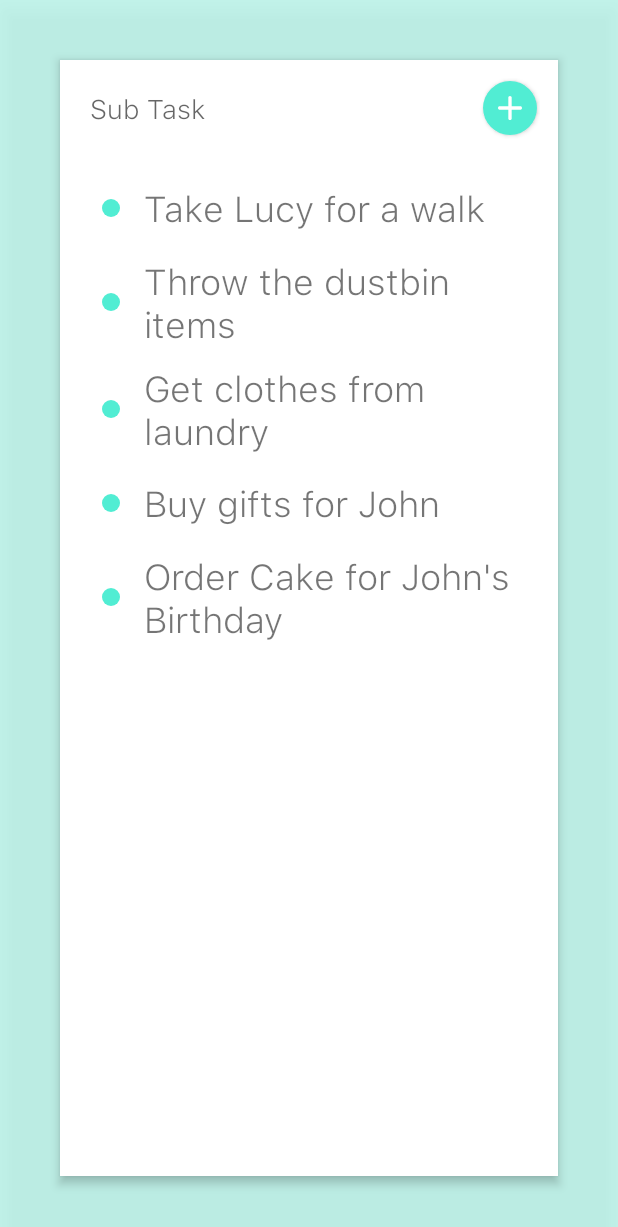
After one commit to deepakbaliga/GetDone, an Android app: the fragment SubTasksFragment shown on its own in the app's theme, on a phone screen of 412 x 824 dp. The commit adds this screen. Shown: the top 1227 px of the screen. Run offline under Robolectric (Android 15) with nearby library versions, the phone set to English and light mode, and no system bars; our stand-ins replace ButterKnife, CircleImageView.

Commit message:
AddSubTask

```diff
--- a/app/src/main/AndroidManifest.xml
+++ b/app/src/main/AndroidManifest.xml
@@ -15,6 +15,8 @@
         <activity android:name=".activities.SplashScreen">
 
 
+
+
         </activity>
         <activity android:name=".activities.MainActivity">
 
@@ -23,7 +25,6 @@
         </activity>
         <activity android:name=".activities.CreateToDoActivity"
                   android:windowSoftInputMode="stateHidden">
-
 
             <intent-filter>
                 <action android:name="android.intent.action.MAIN" />
@@ -35,6 +36,8 @@
 
 
 
+
+
         </activity>
     </application>
 
--- a/app/src/main/java/com/deepakbaliga/getdone/SingleDateAndTimePicker.java
+++ b/app/src/main/java/com/deepakbaliga/getdone/SingleDateAndTimePicker.java
@@ -6,7 +6,9 @@ import android.content.res.TypedArray;
 import android.graphics.Color;
 import android.text.format.DateFormat;
 import android.util.AttributeSet;
+import android.view.KeyEvent;
 import android.view.View;
+import android.view.inputmethod.InputMethodManager;
 import android.widget.LinearLayout;
 
 import com.deepakbaliga.getdone.widget.WheelAmPmPicker;
@@ -432,4 +434,6 @@ public class SingleDateAndTimePicker extends LinearLayout {
     public interface Listener {
         void onDateChanged(String displayed, Date date);
     }
+
+
 }
--- /dev/null
+++ b/app/src/main/java/com/deepakbaliga/getdone/adapters/SubTaskAdapter.java
@@ -0,0 +1,98 @@
+package com.deepakbaliga.getdone.adapters;
+
+import android.content.Context;
+import android.graphics.Color;
+import android.graphics.drawable.Drawable;
+import android.support.v7.widget.RecyclerView;
+import android.support.v7.widget.helper.ItemTouchHelper;
+import android.view.LayoutInflater;
+import android.view.View;
+import android.view.ViewGroup;
+import android.widget.TextView;
+
+import com.deepakbaliga.getdone.R;
+import com.deepakbaliga.getdone.callback.ItemTouchHelperAdapter;
+import com.deepakbaliga.getdone.callback.ItemTouchHelperViewHolder;
+import com.deepakbaliga.getdone.customViews.ThinTextView;
+import com.deepakbaliga.getdone.model.SubTask;
+
+import java.util.LinkedList;
+
+import butterknife.BindView;
+import butterknife.ButterKnife;
+
+/**
+ * Created by deepakbaliga on 20/02/17.
+ */
+
+public class SubTaskAdapter extends RecyclerView.Adapter<SubTaskAdapter.SubTaskViewHolder> implements ItemTouchHelperAdapter {
+
+
+    private Context context;
+    private LinkedList<SubTask> subTasks = new LinkedList<>();
+
+    public SubTaskAdapter(Context context, LinkedList<SubTask> subTasks) {
+        this.context = context;
+        this.subTasks = subTasks;
+    }
+
+    @Override
+    public SubTaskViewHolder onCreateViewHolder(ViewGroup parent, int viewType) {
+
+        View view = LayoutInflater.from(parent.getContext()).inflate(R.layout.item_sub_task, parent, false);
+        SubTaskViewHolder viewHolder = new SubTaskViewHolder(view);
+        return viewHolder;
+    }
+
+    @Override
+    public void onBindViewHolder(SubTaskViewHolder holder, int position) {
+
+        SubTask subTask = subTasks.get(position);
+        holder.task.setText(subTask.getSubTask());
+
+    }
+
+    @Override
+    public int getItemCount() {
+        return subTasks.size();
+    }
+
+    @Override
+    public void onItemMove(int fromPosition, int toPosition) {
+
+        SubTask prev = subTasks.remove(fromPosition);
+        subTasks.add(toPosition > fromPosition ? toPosition - 1 : toPosition, prev);
+        notifyItemMoved(fromPosition, toPosition);
+    }
+
+    @Override
+    public void onItemDismiss(int position) {
+
+        subTasks.remove(position);
+        notifyItemRemoved(position);
+    }
+
+
+
+    public class SubTaskViewHolder extends RecyclerView.ViewHolder implements ItemTouchHelperViewHolder{
+
+        @BindView(R.id.sub_task_item_text)
+        ThinTextView task;
+
+        public SubTaskViewHolder(View itemView) {
+            super(itemView);
+            ButterKnife.bind(this, itemView);
+        }
+
+        @Override
+        public void onItemSelected() {
+            itemView.setBackgroundColor(Color.LTGRAY);
+            itemView.setBackground(context.getResources().getDrawable(android.R.drawable.list_selector_background));
+        }
+
+        @Override
+        public void onItemClear() {
+            itemView.setBackgroundColor(0);
+        }
+    }
+}
--- /dev/null
+++ b/app/src/main/java/com/deepakbaliga/getdone/callback/ItemTouchHelperAdapter.java
@@ -0,0 +1,15 @@
+package com.deepakbaliga.getdone.callback;
+
+/**
+ * Created by deepakbaliga on 20/02/17.
+ */
+
+public interface ItemTouchHelperAdapter {
+
+
+    void onItemMove(int fromPosition, int toPosition);
+
+
+
+    void onItemDismiss(int position);
+}
--- /dev/null
+++ b/app/src/main/java/com/deepakbaliga/getdone/callback/ItemTouchHelperViewHolder.java
@@ -0,0 +1,12 @@
+package com.deepakbaliga.getdone.callback;
+
+/**
+ * Created by deepakbaliga on 20/02/17.
+ */
+
+public interface ItemTouchHelperViewHolder {
+
+    void onItemSelected();
+
+    void onItemClear();
+}
--- /dev/null
+++ b/app/src/main/java/com/deepakbaliga/getdone/fragments/SubTasksFragment.java
@@ -0,0 +1,120 @@
+package com.deepakbaliga.getdone.fragments;
+
+
+import android.os.Bundle;
+import android.support.v4.app.Fragment;
+import android.support.v7.widget.LinearLayoutManager;
+import android.support.v7.widget.RecyclerView;
+import android.support.v7.widget.helper.ItemTouchHelper;
+import android.util.Log;
+import android.view.KeyEvent;
+import android.view.LayoutInflater;
+import android.view.View;
+import android.view.ViewGroup;
+import android.widget.ImageButton;
+import android.widget.Toast;
+
+import com.deepakbaliga.getdone.R;
+import com.deepakbaliga.getdone.activities.CreateToDoActivity;
+import com.deepakbaliga.getdone.adapters.SubTaskAdapter;
+import com.deepakbaliga.getdone.callback.SimpleItemTouchHelperCallback;
+import com.deepakbaliga.getdone.customViews.ThinEditTextView;
+import com.deepakbaliga.getdone.model.SubTask;
+
+import java.util.LinkedList;
+
+import butterknife.BindView;
+import butterknife.ButterKnife;
+
+/**
+ * A simple {@link Fragment} subclass.
+ */
+public class SubTasksFragment extends Fragment {
+
+
+    @BindView(R.id.sub_task_recycler_view)
+     RecyclerView subTasksRecyclerView;
+
+    @BindView(R.id.sub_task_edit_text)
+     ThinEditTextView subTaskEditText;
+
+    @BindView(R.id.add_sub_task_button)
+     ImageButton addTaskButton;
+
+    private LinearLayoutManager linearLayoutManager;
+    private LinkedList<SubTask> subTasks = new LinkedList<>();
+    private SubTaskAdapter subTaskAdapter;
+
+    private ItemTouchHelper mItemTouchHelper;
+
+
+
+    public SubTasksFragment() {
+        // Required empty public constructor
+    }
+
+    public static SubTasksFragment getInstance(){
+
+        SubTasksFragment subTasksFragment = new SubTasksFragment();
+        return  subTasksFragment;
+
+    }
+
+    @Override
+    public View onCreateView(LayoutInflater inflater, ViewGroup container,
+                             Bundle savedInstanceState) {
+
+        final View view = inflater.inflate(R.layout.fragment_sub_tasks, container, false);
+        ButterKnife.bind(this, view);
+
+        linearLayoutManager = new LinearLayoutManager(getActivity(), LinearLayoutManager.VERTICAL, false);
+        subTasksRecyclerView.setLayoutManager(linearLayoutManager);
+
+        loadData();
+
+
+
+        subTaskAdapter = new SubTaskAdapter(getActivity(), subTasks);
+        subTasksRecyclerView.setAdapter(subTaskAdapter);
+
+        ItemTouchHelper.Callback callback = new SimpleItemTouchHelperCallback(subTaskAdapter);
+        mItemTouchHelper = new ItemTouchHelper(callback);
+        mItemTouchHelper.attachToRecyclerView(subTasksRecyclerView);
+
+
+        addTaskButton.setOnClickListener(new View.OnClickListener() {
+            @Override
+            public void onClick(View view) {
+
+                if(subTaskEditText.getText().toString().length()>0){
+
+                    subTasks.add(new SubTask((long)Math.random()*100,subTaskEditText.getText().toString()));
+                    subTaskAdapter.notifyDataSetChanged();
+                    subTaskEditText.setText("");
+                }
+
+            }
+        });
+
+
+
+
+
+
+
+        return view;
+    }
+
+    private void loadData() {
+
+        subTasks.add(new SubTask(1,"Take Lucy for a walk"));
+        subTasks.add(new SubTask(1,"Throw the dustbin items"));
+        subTasks.add(new SubTask(1,"Get clothes from laundry"));
+        subTasks.add(new SubTask(1,"Buy gifts for John"));
+        subTasks.add(new SubTask(1,"Order Cake for John's Birthday"));
+
+    }
+
+
+
+}
--- /dev/null
+++ b/app/src/main/java/com/deepakbaliga/getdone/model/SubTask.java
@@ -0,0 +1,34 @@
+package com.deepakbaliga.getdone.model;
+
+/**
+ * Created by deepakbaliga on 20/02/17.
+ */
+
+public class SubTask {
+
+    private long id;
+    private String subTask;
+
+
+
+    public SubTask(long id, String subTask) {
+        this.id = id;
+        this.subTask = subTask;
+    }
+
+    public long getId() {
+        return id;
+    }
+
+    public void setId(long id) {
+        this.id = id;
+    }
+
+    public String getSubTask() {
+        return subTask;
+    }
+
+    public void setSubTask(String subTask) {
+        this.subTask = subTask;
+    }
+}
--- /dev/null
+++ b/app/src/main/res/drawable/ic_add.xml
@@ -0,0 +1,13 @@
+<?xml version="1.0" encoding="utf-8"?>
+<vector xmlns:android="http://schemas.android.com/apk/res/android"
+    android:width="16dp"
+    android:height="16dp"
+    android:viewportWidth="491.86"
+    android:viewportHeight="491.86">
+
+    <path
+        android:fillColor="#FFFFFF"
+        android:pathData="M465.167,211.614H280.245V26.691c0-8.424-11.439-26.69-34.316-26.69s-34.316,18.267-34.316,26.69v184.924H26.69
+C18.267,211.614,0,223.053,0,245.929s18.267,34.316,26.69,34.316h184.924v184.924c0,8.422,11.438,26.69,34.316,26.69
+s34.316-18.268,34.316-26.69V280.245H465.17c8.422,0,26.69-11.438,26.69-34.316S473.59,211.614,465.167,211.614z" />
+</vector>
--- /dev/null
+++ b/app/src/main/res/layout/fragment_sub_tasks.xml
@@ -0,0 +1,68 @@
+<FrameLayout xmlns:android="http://schemas.android.com/apk/res/android"
+    xmlns:tools="http://schemas.android.com/tools"
+    android:layout_width="match_parent"
+    android:layout_height="match_parent"
+    tools:context="com.deepakbaliga.getdone.fragments.SubTasksFragment"
+    android:background="@color/colorAccentAlpha"
+    android:elevation="10dp"
+    android:clickable="true">
+
+    <LinearLayout
+        android:layout_margin="40dp"
+        android:layout_width="match_parent"
+        android:layout_height="match_parent"
+        android:background="@android:color/white"
+        android:elevation="4dp"
+        android:orientation="vertical">
+
+
+        <RelativeLayout
+            android:layout_margin="12dp"
+            android:layout_width="match_parent"
+            android:layout_height="wrap_content">
+
+
+            <com.deepakbaliga.getdone.customViews.ThinEditTextView
+                android:id="@+id/sub_task_edit_text"
+                android:layout_width="match_parent"
+                android:layout_height="wrap_content"
+                android:hint="Sub Task"
+                android:textSize="18dp"
+                android:layout_marginLeft="8dp"
+                android:layout_marginRight="8dp"
+                android:layout_marginTop="8dp"
+                android:maxLines="2"
+                android:layout_marginBottom="8dp"
+                android:layout_toStartOf="@+id/add_sub_task_button"
+                android:inputType="textCapSentences"
+                android:background="@null"/>
+
+            <ImageButton
+                android:id="@+id/add_sub_task_button"
+                android:layout_width="36dp"
+                android:layout_height="36dp"
+                android:background="@drawable/ripple_fab"
+                android:elevation="2dp"
+                android:gravity="center"
+                android:layout_margin="2dp"
+                android:layout_alignParentEnd="true"
+                android:tint="#fff"
+                android:src="@drawable/ic_add"/>
+
+
+
+
+        </RelativeLayout>
+
+        <android.support.v7.widget.RecyclerView
+            android:layout_margin="12dp"
+            android:id="@+id/sub_task_recycler_view"
+            android:layout_width="match_parent"
+            android:layout_height="wrap_content"
+            xmlns:tools="http://schemas.android.com/tools"
+            tools:listitem="@layout/item_sub_task"/>
+
+
+    </LinearLayout>
+
+</FrameLayout>
--- /dev/null
+++ b/app/src/main/res/layout/item_sub_task.xml
@@ -0,0 +1,27 @@
+<?xml version="1.0" encoding="utf-8"?>
+<RelativeLayout xmlns:android="http://schemas.android.com/apk/res/android"
+    android:layout_width="match_parent"
+    android:layout_height="wrap_content"
+    android:layout_marginBottom="10dp">
+
+    <com.deepakbaliga.getdone.customViews.CircularImageView
+            android:id="@+id/dot"
+            android:layout_width="12dp"
+            android:layout_height="12dp"
+            android:background="@drawable/ripple_fab"
+            android:tint="@color/asbestos"
+            android:layout_margin="16dp"
+            android:layout_centerVertical="true"/>
+
+    <com.deepakbaliga.getdone.customViews.ThinTextView
+        android:id="@+id/sub_task_item_text"
+        android:layout_width="match_parent"
+        android:layout_height="wrap_content"
+        android:maxLines="2"
+        android:textSize="24dp"
+        android:ellipsize="end"
+        android:layout_centerVertical="true"
+        android:layout_marginEnd="12dp"
+        android:layout_toEndOf="@+id/dot" />
+
+</RelativeLayout>
--- a/app/src/main/res/values/colors.xml
+++ b/app/src/main/res/values/colors.xml
@@ -3,6 +3,7 @@
     <color name="colorPrimary">#BEAAF1</color>
     <color name="colorPrimaryDark">#615EA2</color>
     <color name="colorAccent">#51EDD3</color>
+    <color name="colorAccentAlpha">#4f51edd3</color>
 
     <color name="tuquoise">#1abc9c</color>
     <color name="emerald">#2ecc71</color>
```
Also changed, not shown: app/src/main/java/com/deepakbaliga/getdone/activities/CreateToDoActivity.java (+22 -21 lines), app/src/main/java/com/deepakbaliga/getdone/callback/SimpleItemTouchHelperCallback.java (added, +64 -0 lines), app/src/main/java/com/deepakbaliga/getdone/dialog/SingleDateAndTimePickerDialog.java (+9 -0 lines), app/src/main/res/drawable/ic_circle_dotted.xml (added, +91 -0 lines), app/src/main/res/layout/activity_create_to_do.xml (+6 -5 lines).
